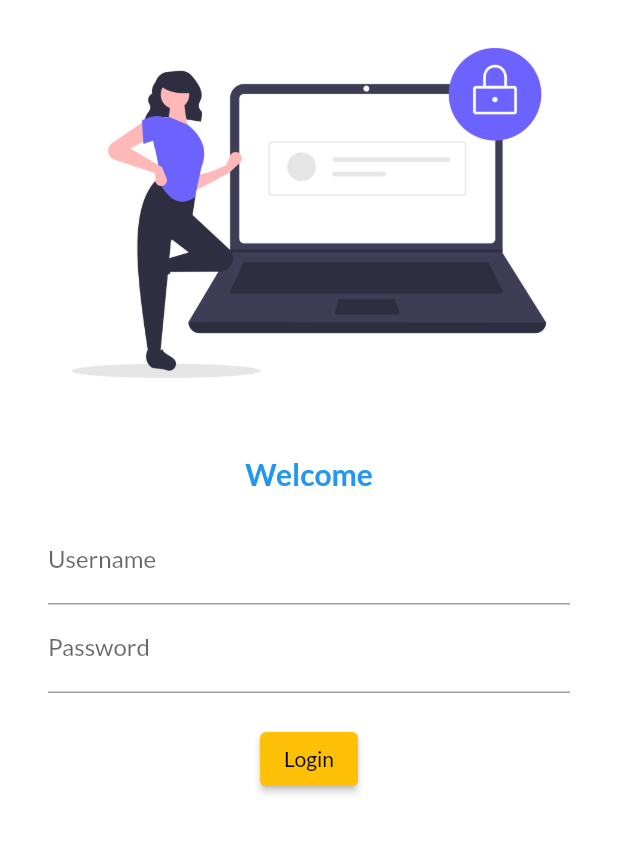
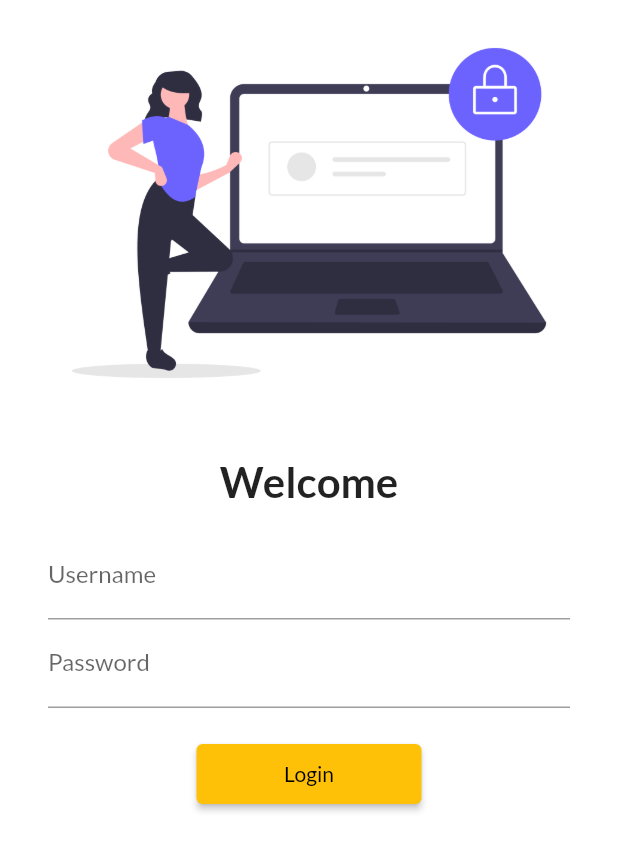
Before and after one commit to rajarehanahmed/LearningFLutter, a Flutter app: the screen it shows after launch, on a phone screen of 412 x 824 dp. Shown: the top 851 px of the screen. Run offline on Flutter 3.47's test engine with Material 2 defaults, Android fonts, the phone set to English and light mode, and no system bars; our stand-ins replace google_fonts.

Commit message:
Day 5 Completed

```diff
--- a/lib/main.dart
+++ b/lib/main.dart
@@ -1,6 +1,7 @@
 import 'package:flutter/material.dart';
 import 'package:flutter_catalog/pages/home_page.dart';
 import 'package:flutter_catalog/pages/login_page.dart';
+import 'package:flutter_catalog/utils/routes.dart';
 import 'pages/home_page.dart';
 import 'package:google_fonts/google_fonts.dart';
 
@@ -19,11 +20,12 @@ class MyApp extends StatelessWidget {
         primarySwatch: Colors.amber,
         fontFamily: GoogleFonts.lato().fontFamily,
       ),
+      debugShowCheckedModeBanner: false,
       darkTheme: ThemeData(brightness: Brightness.dark),
       routes: {
         "/": (context) => const LoginPage(),
-        "/home": (context) => const HomePage(),
-        "/Login": (context) => const LoginPage(),
+        MyRoutes.homeRoute: (context) => const HomePage(),
+        MyRoutes.loginRoute: (context) => const LoginPage(),
       },
     );
   }
--- a/lib/pages/login_page.dart
+++ b/lib/pages/login_page.dart
@@ -1,4 +1,5 @@
 import 'package:flutter/material.dart';
+import 'package:flutter_catalog/utils/routes.dart';
 
 class LoginPage extends StatelessWidget {
   const LoginPage({Key? key}) : super(key: key);
@@ -7,6 +8,7 @@ class LoginPage extends StatelessWidget {
   Widget build(BuildContext context) {
     return Material(
         color: Colors.white,
+        child: SingleChildScrollView(
           child: Column(
             children: [
               Image.asset(
@@ -19,13 +21,13 @@ class LoginPage extends StatelessWidget {
               const Text(
                 "Welcome",
                 style: TextStyle(
-                  color: Colors.blue,
-                  fontSize: 20,
+                    // color: Colors.blue,
+                    fontSize: 28,
                     fontWeight: FontWeight.bold),
               ),
               Padding(
-              padding:
-                  const EdgeInsets.symmetric(vertical: 16.0, horizontal: 32.0),
+                padding: const EdgeInsets.symmetric(
+                    vertical: 16.0, horizontal: 32.0),
                 child: Column(
                   children: [
                     TextFormField(
@@ -46,13 +48,17 @@ class LoginPage extends StatelessWidget {
                     ),
                     ElevatedButton(
                       onPressed: () {
-                        print("Login Pressed");
+                        Navigator.pushNamed(context, MyRoutes.homeRoute);
                       },
-                      child: const Text("Login"))
+                      child: const Text("Login"),
+                      style: TextButton.styleFrom(
+                          minimumSize: const Size(150, 40)),
+                    )
                   ],
                 ),
               )
             ],
+          ),
         ));
   }
 }
--- /dev/null
+++ b/lib/utils/routes.dart
@@ -0,0 +1,4 @@
+class MyRoutes{
+  static String loginRoute = "/login";
+  static String homeRoute = "/home";
+}
```
Lines whose indentation alone changed are shown as unchanged.
